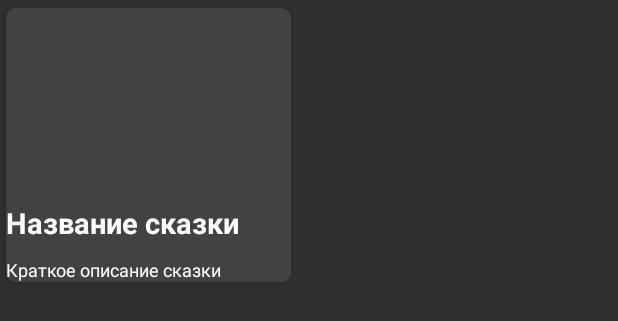
After one commit to maergon/BedtimeStories, an Android app: the layout item_stories.xml on its own in the app's theme, with its tools: preview values and no code run, on a phone screen of 412 x 824 dp. The commit adds this screen. Shown: the top 321 px of the screen. Run offline under Robolectric (Android 15) with nearby library versions, the phone set to English and light mode, and no system bars.

Commit message:
Added RecyclerView + Firebase Realtime DB for stories

```diff
--- a/app/src/main/AndroidManifest.xml
+++ b/app/src/main/AndroidManifest.xml
@@ -1,6 +1,8 @@
 <?xml version="1.0" encoding="utf-8"?>
 <manifest xmlns:android="http://schemas.android.com/apk/res/android"
     package="com.malkollm.bedtimestories">
+
+    <uses-permission android:name="android.permission.INTERNET" />
 
     <application
         android:allowBackup="true"
--- /dev/null
+++ b/app/src/main/res/layout/item_stories.xml
@@ -0,0 +1,41 @@
+<?xml version="1.0" encoding="utf-8"?>
+<androidx.cardview.widget.CardView xmlns:android="http://schemas.android.com/apk/res/android"
+    android:layout_width="wrap_content"
+    android:layout_height="wrap_content"
+    xmlns:app="http://schemas.android.com/apk/res-auto"
+    app:cardCornerRadius="6dp"
+    app:cardUseCompatPadding="true">
+
+    <RelativeLayout
+        android:layout_width="wrap_content"
+        android:layout_height="wrap_content">
+
+        <ImageView
+            android:id="@+id/iv_story"
+            android:layout_width="190dp"
+            android:layout_height="120dp" />
+
+        <TextView
+            android:id="@+id/tvTitleStory"
+            android:layout_width="wrap_content"
+            android:layout_height="wrap_content"
+            android:layout_marginTop="10dp"
+            android:text="Название сказки"
+            android:textColor="@color/white"
+            android:layout_below="@+id/iv_story"
+            android:textSize="19sp"
+            android:textStyle="bold" />
+
+        <TextView
+            android:id="@+id/tvDescStory"
+            android:layout_width="wrap_content"
+            android:layout_height="wrap_content"
+            android:layout_below="@+id/tvTitleStory"
+            android:text="Краткое описание сказки"
+            android:layout_marginTop="10dp"
+            android:textColor="@color/white"
+            android:textSize="12sp" />
+
+    </RelativeLayout>
+
+</androidx.cardview.widget.CardView>
--- a/build.gradle
+++ b/build.gradle
@@ -1,4 +1,8 @@
-// Top-level build file where you can add configuration options common to all sub-projects/modules.
+buildscript {
+    dependencies {
+        classpath 'com.google.gms:google-services:4.3.3'
+    }
+}// Top-level build file where you can add configuration options common to all sub-projects/modules.
 plugins {
     id 'com.android.application' version '7.1.1' apply false
     id 'com.android.library' version '7.1.1' apply false
```
Also changed, not shown: app/build.gradle (+11 -0 lines), app/src/main/java/com/malkollm/bedtimestories/Stories.java (+34 -0 lines), app/src/main/java/com/malkollm/bedtimestories/StoryAdapter.java (added, +52 -0 lines), app/src/main/java/com/malkollm/bedtimestories/StoryModel.java (added, +66 -0 lines), app/src/main/res/layout/activity_stories.xml (+21 -10 lines), 1 other file.
